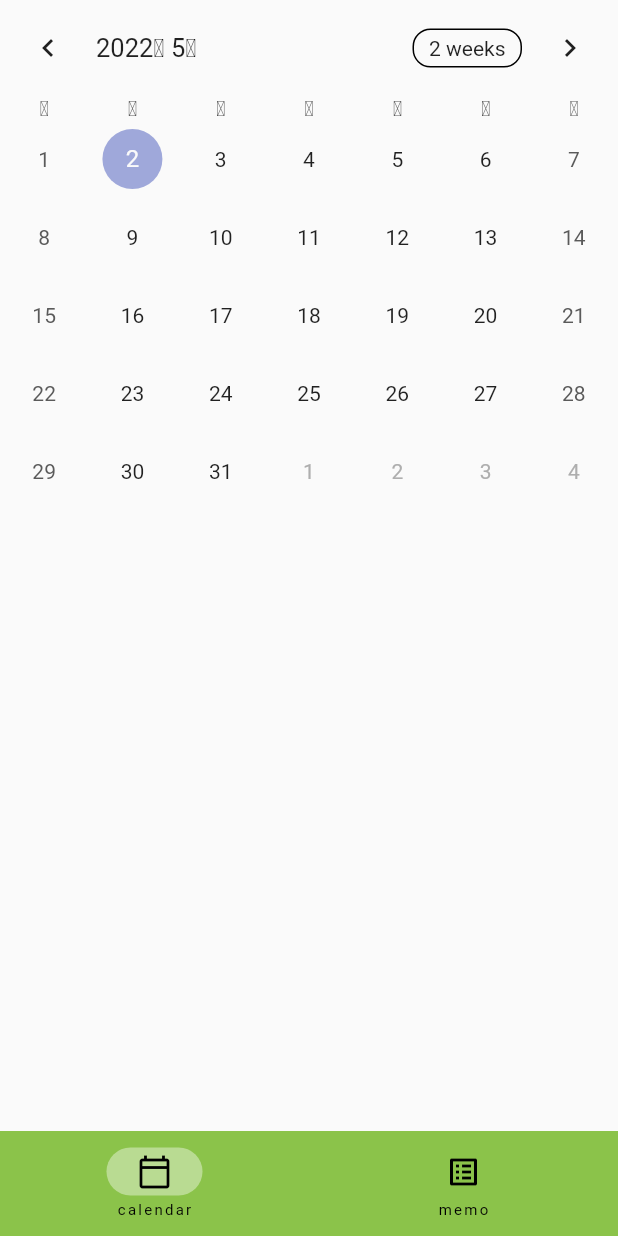
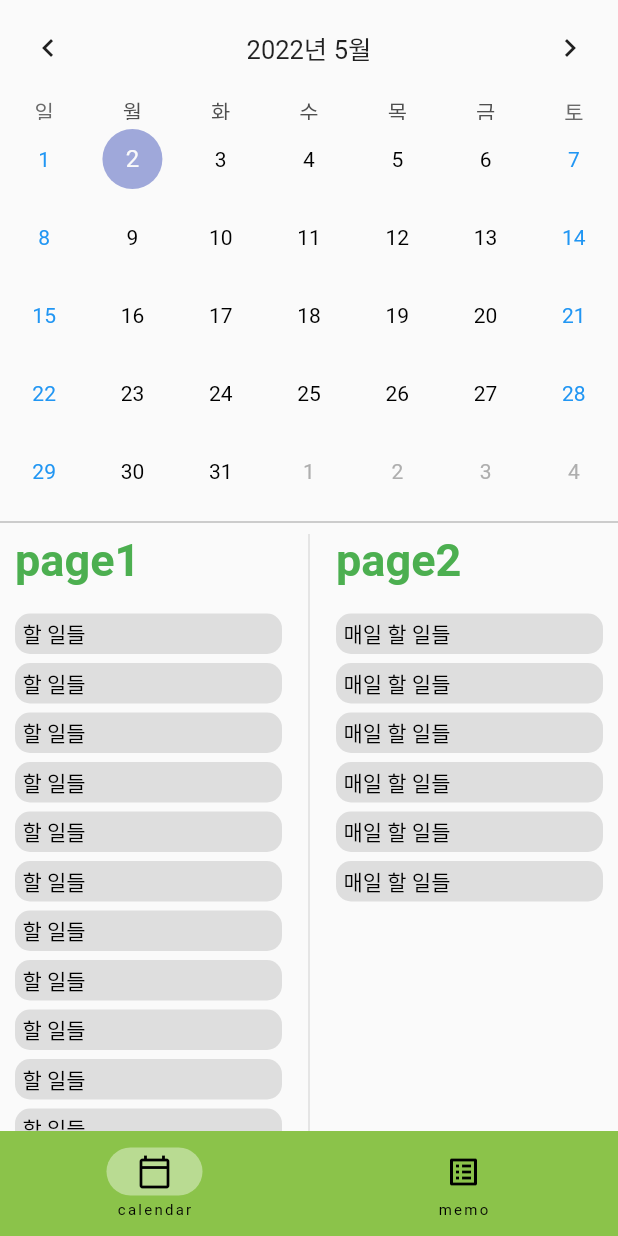
Before and after one commit to hyojuseo/simple_calendar_memo_app, a Flutter app: the screen it shows after launch, on a phone screen of 412 x 824 dp. Run offline on Flutter 3.47's test engine with Material 2 defaults, Android fonts, the phone set to English and light mode, and no system bars; drawn by our look-alikes of table_calendar; our stand-ins replace get.

Commit message:
calendar ui end

```diff
--- a/lib/binding/init_bindings.dart
+++ b/lib/binding/init_bindings.dart
@@ -1,9 +1,11 @@
 import 'package:get/get.dart';
 import 'package:todo_calendar/controller/bottom_navi_controller.dart';
+import 'package:todo_calendar/controller/calendar_controller.dart';
 
 class InitBindings extends Bindings{
   @override
   void dependencies() {
     Get.put(BottomNavController(), permanent: true);
+    Get.put(CalendarController(), permanent: true);
   }
 }
--- /dev/null
+++ b/lib/controller/calendar_controller.dart
@@ -0,0 +1,8 @@
+import 'package:get/get.dart';
+
+class CalendarController extends GetxController{
+  static CalendarController get to => Get.find();
+  Rx selectedDay= DateTime.now().obs;
+  Rx focusedDay= DateTime.now().obs;
+  Rx sunday = DateTime.sunday.obs;
+}
--- a/lib/main.dart
+++ b/lib/main.dart
@@ -11,7 +11,6 @@ void main() {
 class MyApp extends StatelessWidget {
   const MyApp({Key? key}) : super(key: key);
 
-  // This widget is the root of your application.
   @override
   Widget build(BuildContext context) {
     return GetMaterialApp(
--- a/lib/pages/calendar.dart
+++ b/lib/pages/calendar.dart
@@ -1,30 +1,151 @@
 import 'package:flutter/material.dart';
+import 'package:get/get.dart';
 import 'package:table_calendar/table_calendar.dart';
+import 'package:todo_calendar/controller/calendar_controller.dart';
 
-class Calendar extends StatelessWidget {
+const TextStyle _listStyle = TextStyle(
+  color: Colors.green,
+  fontWeight: FontWeight.bold,
+  fontSize: 30,
+);
+
+class Calendar extends GetView<CalendarController> {
   const Calendar({Key? key}) : super(key: key);
+
+  Widget get line => const Divider(color: Colors.grey);
+
+  Widget everyList() {
+    return Padding(
+      padding: const EdgeInsets.symmetric(horizontal: 10),
+      child: Column(
+        crossAxisAlignment: CrossAxisAlignment.stretch,
+        mainAxisAlignment: MainAxisAlignment.start,
+        children: [
+          const Text(
+            'page2',
+            //controller.selectedDay.value.toString(),
+            style: _listStyle,
+          ),
+          const SizedBox(height: 15),
+          Expanded(
+            child: SingleChildScrollView(
+              child: Column(
+                crossAxisAlignment: CrossAxisAlignment.stretch,
+                mainAxisAlignment: MainAxisAlignment.start,
+                children: List.generate(6, (index) {
+                  return Padding(
+                    padding: const EdgeInsets.symmetric(vertical: 3),
+                    child: Container(
+                      padding:
+                          const EdgeInsets.symmetric(horizontal: 5, vertical: 3),
+                      decoration: BoxDecoration(
+                        color: Colors.grey.withOpacity(0.3),
+                        borderRadius: BorderRadius.circular(10),
+                      ),
+                      child: const Text(
+                        '매일 할 일들',
+                        style: TextStyle(color: Colors.black),
+                      ),
+                    ),
+                  );
+                }),
+              ),
+            ),
+          ),
+        ],
+      ),
+    );
+  }
+
+  Widget selectedDayList() {
+    return Padding(
+      padding: const EdgeInsets.symmetric(horizontal: 10),
+      child: Column(
+        crossAxisAlignment: CrossAxisAlignment.stretch,
+        mainAxisAlignment: MainAxisAlignment.start,
+        children: [
+          const Text(
+            'page1',
+            //controller.selectedDay.value.toString(),
+            style: _listStyle,
+          ),
+          const SizedBox(height: 15),
+          Expanded(
+            child: SingleChildScrollView(
+              child: Column(
+                crossAxisAlignment: CrossAxisAlignment.stretch,
+                mainAxisAlignment: MainAxisAlignment.start,
+                children: List.generate(20, (index) {
+                  return Padding(
+                    padding: const EdgeInsets.symmetric(vertical: 3),
+                    child: Container(
+                      padding:
+                          const EdgeInsets.symmetric(horizontal: 5, vertical: 3),
+                      decoration: BoxDecoration(
+                        color: Colors.grey.withOpacity(0.3),
+                        borderRadius: BorderRadius.circular(10),
+                      ),
+                      child: const Text(
+                        '할 일들',
+                        style: TextStyle(color: Colors.black),
+                      ),
+                    ),
+                  );
+                }),
+              ),
+            ),
+          ),
+        ],
+      ),
+    );
+  }
 
   @override
   Widget build(BuildContext context) {
-    return SingleChildScrollView(
-      child: Column(
+    return Column(
       children: [
         TableCalendar(
           locale: 'ko-KR',
           focusedDay: DateTime.now(),
           firstDay: DateTime.utc(2010, 10, 20),
           lastDay: DateTime.utc(2040, 10, 20),
+
+          headerStyle: const HeaderStyle(
+            titleCentered: true,
+            formatButtonVisible: false, //2주단위보기 버튼 비활성화
           ),
-          // Expanded(
-          //   child: Column(
-          //     children: [
-          //       Container(color: Colors.green),
-          //       Container(color: Colors.grey),
-          //     ],
-          //   ),
-          // ),
+          calendarStyle: const CalendarStyle(
+            //다음달의 표시여부
+            outsideDaysVisible: true,
+            //평일날짜 색상
+            defaultTextStyle: TextStyle(color: Colors.black),
+            //주말날짜 색상
+            weekendTextStyle: TextStyle(color: Colors.blue),
+            holidayTextStyle: TextStyle(color: Colors.red),
+          ),
+          //선택한 날
+          onDaySelected: (selectedDay, focusedDay) {
+            controller.selectedDay.value = selectedDay;
+            controller.focusedDay.value = focusedDay;
+          },
+        ),
+        line,
+        Expanded(
+          child: Row(
+            children: [
+              Expanded(child: selectedDayList()),
+
+              VerticalDivider(
+                color: Colors.grey.withOpacity(0.3),
+                thickness: 1,
+              ),
+
+              Expanded(child: everyList()),
+              //Colors.orange)),
             ],
           ),
+        )
+      ],
     );
   }
 }
--- a/lib/pages/memo.dart
+++ b/lib/pages/memo.dart
@@ -1,10 +1,47 @@
 import 'package:flutter/material.dart';
+
+const TextStyle _titleStyle = TextStyle(
+  color: Colors.black,
+  fontWeight: FontWeight.bold,
+  fontSize: 30,
+  fontStyle: FontStyle.italic,
+);
 
 class Memo extends StatelessWidget {
   const Memo({Key? key}) : super(key: key);
 
   @override
   Widget build(BuildContext context) {
-    return Container();
+    return Scaffold(
+      appBar: AppBar(
+        title: const Text('Memo', style: _titleStyle),
+        centerTitle: true,
+        elevation: 0,
+        //backgroundColor: Colors.lightGreen,
+      ),
+      body: SingleChildScrollView(
+        scrollDirection: Axis.vertical,
+        child: Column(
+          crossAxisAlignment: CrossAxisAlignment.stretch,
+          mainAxisAlignment: MainAxisAlignment.start,
+          children: List.generate(20, (index) {
+            return Padding(
+              padding: const EdgeInsets.symmetric(horizontal: 30, vertical: 3),
+              child: Container(
+                padding: const EdgeInsets.symmetric(horizontal: 10, vertical: 10),
+                decoration: BoxDecoration(
+                  color: Colors.grey.withOpacity(0.3),
+                  borderRadius: BorderRadius.circular(10),
+                ),
+                child: const Text(
+                  '간단한 메모',
+                  style: TextStyle(color: Colors.black),
+                ),
+              ),
+            );
+          }),
+        ),
+      ),
+    );
   }
 }
```
Lines whose indentation alone changed are shown as unchanged.
